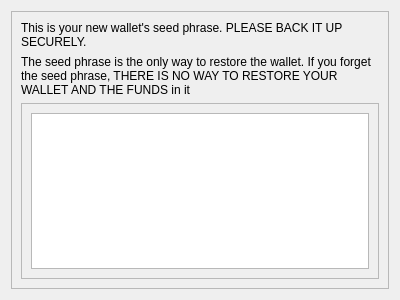
First picture: the form in src/qt/forms/newseed.ui, repository PirateNetwork/pirate, before the edit.
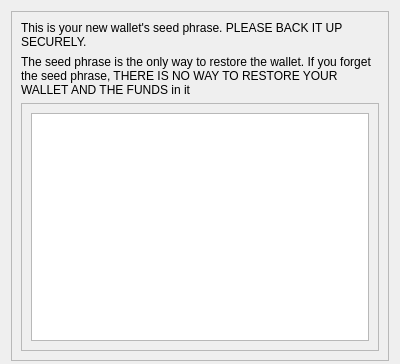
Second picture: the form after the edit.

```diff
--- a/src/qt/forms/newseed.ui
+++ b/src/qt/forms/newseed.ui
@@ -7,7 +7,7 @@
     <x>0</x>
     <y>0</y>
     <width>400</width>
-    <height>300</height>
+    <height>364</height>
    </rect>
   </property>
   <property name="sizePolicy">
@@ -20,6 +20,9 @@
    <string>Form</string>
   </property>
   <layout class="QHBoxLayout" name="horizontalLayout_2">
+   <property name="bottomMargin">
+    <number>3</number>
+   </property>
    <item>
     <widget class="QFrame" name="outerFrame">
      <property name="frameShape">
@@ -29,6 +32,9 @@
       <enum>QFrame::Raised</enum>
      </property>
      <layout class="QVBoxLayout" name="verticalLayout_2">
+      <property name="bottomMargin">
+       <number>9</number>
+      </property>
       <item>
        <widget class="QLabel" name="label">
         <property name="text">
```
